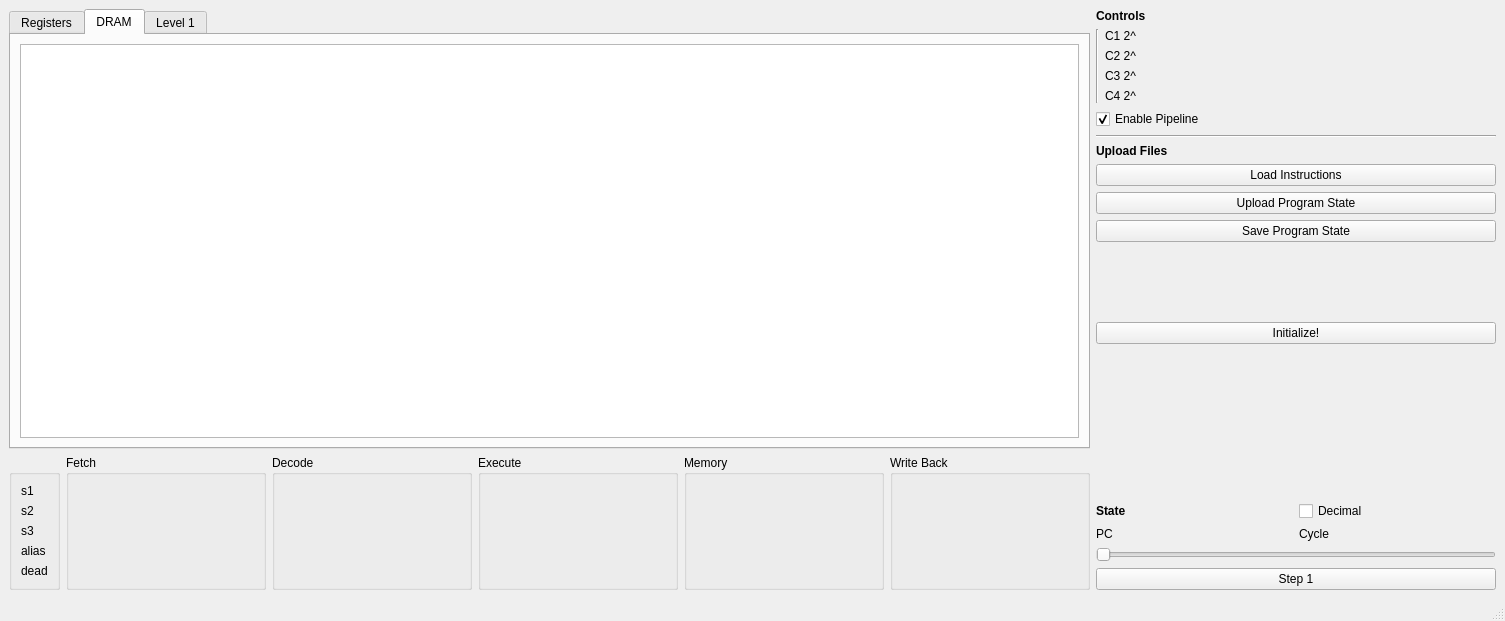
Old version of the form gui/gui.ui in the repository bdunahu/RISC-V-ECTOR-.
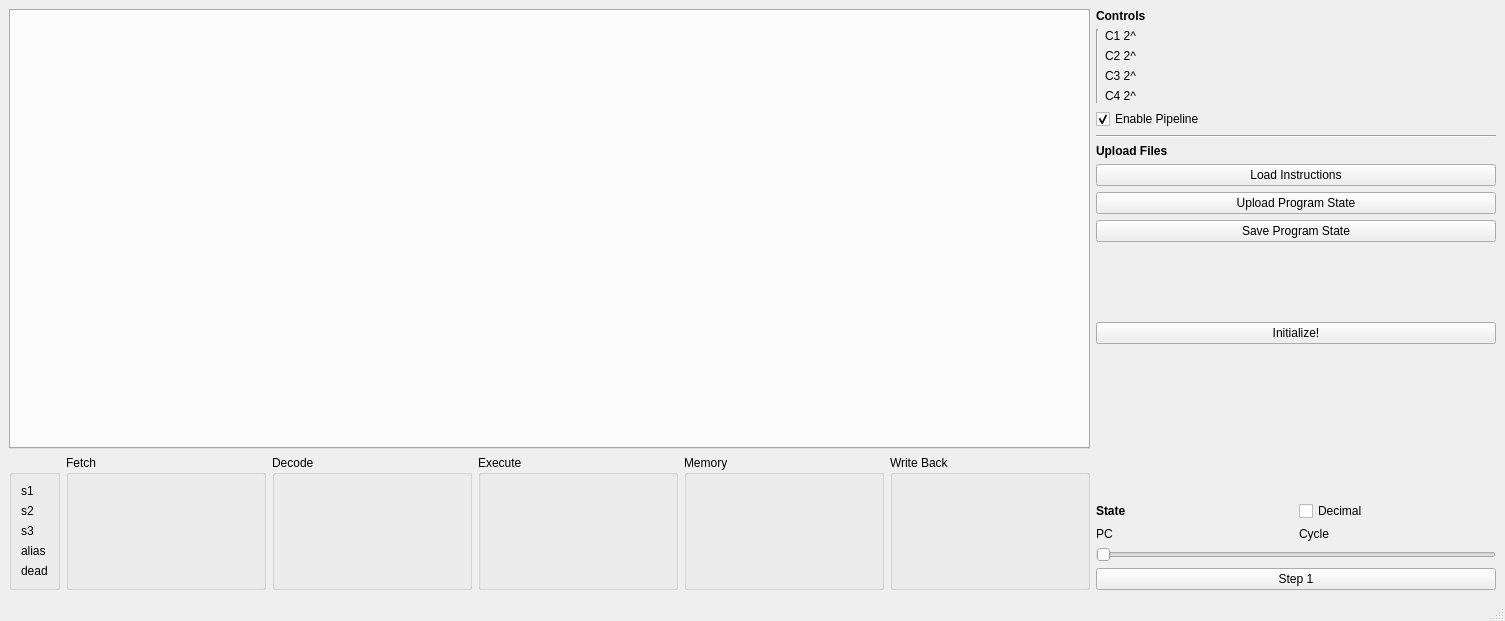
New version of the form. The open tabs and pages were chosen to show the change. Custom widgets are drawn as their Qt base class.

```diff
--- a/gui/gui.ui
+++ b/gui/gui.ui
@@ -37,50 +37,6 @@
               <property name="currentIndex">
                <number>0</number>
               </property>
-              <widget class="QWidget" name="Registers">
-               <attribute name="title">
-                <string>Registers</string>
-               </attribute>
-               <layout class="QGridLayout" name="gridLayout_4">
-                <item row="0" column="0">
-                 <widget class="QTextEdit" name="register_table"/>
-                </item>
-               </layout>
-              </widget>
-              <widget class="QWidget" name="tab">
-               <attribute name="title">
-                <string>DRAM</string>
-               </attribute>
-               <layout class="QGridLayout" name="gridLayout_3">
-                <item row="0" column="0">
-                 <widget class="QTextEdit" name="dram_table">
-                  <property name="minimumSize">
-                   <size>
-                    <width>500</width>
-                    <height>0</height>
-                   </size>
-                  </property>
-                 </widget>
-                </item>
-               </layout>
-              </widget>
-              <widget class="QWidget" name="tab_2">
-               <attribute name="title">
-                <string>Level 1</string>
-               </attribute>
-               <layout class="QGridLayout" name="gridLayout">
-                <item row="0" column="0">
-                 <widget class="QTextEdit" name="cache_table">
-                  <property name="minimumSize">
-                   <size>
-                    <width>500</width>
-                    <height>0</height>
-                   </size>
-                  </property>
-                 </widget>
-                </item>
-               </layout>
-              </widget>
              </widget>
             </item>
             <item>
```
Left out of the diff: 2 changed lines with no effect on the pictures.
